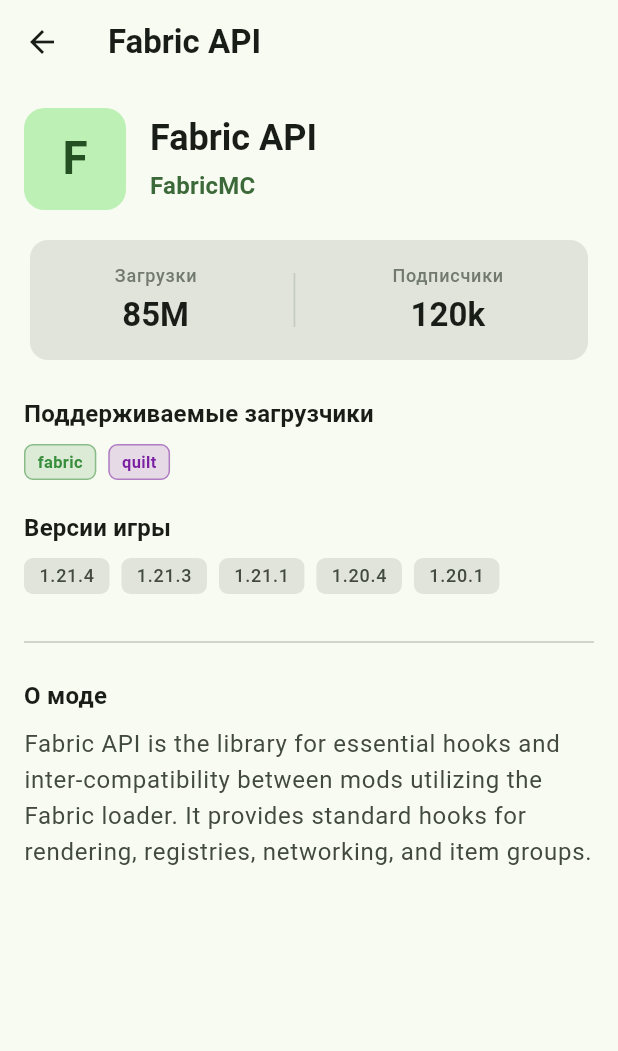
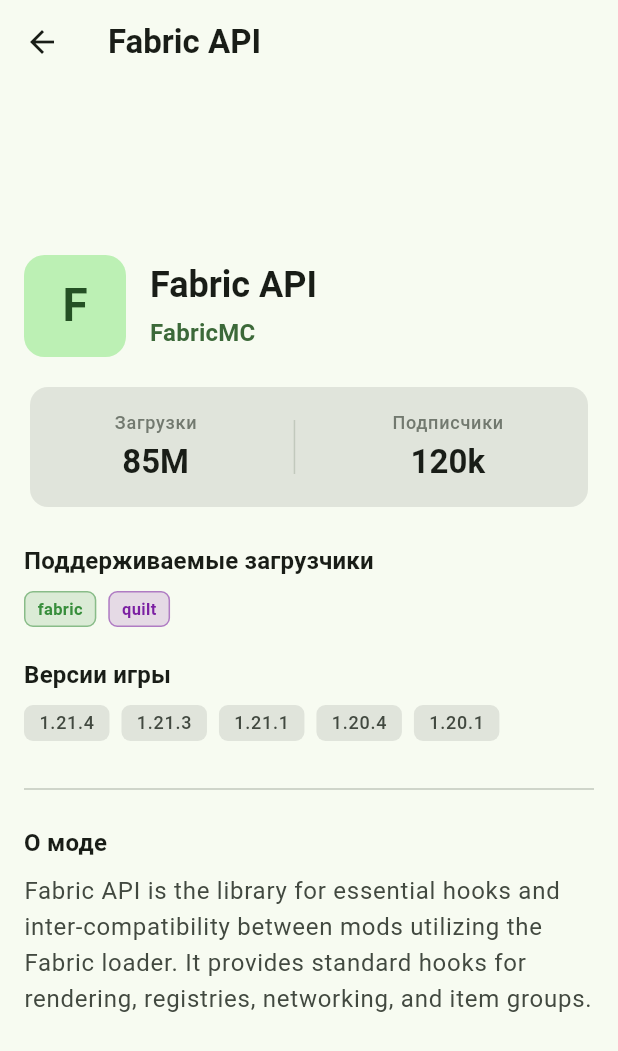
Before and after one commit to dekrill/minecraftModListFlutter, a Flutter app: the screen it shows after launch, after a tap on an icon or button, on a phone screen of 412 x 824 dp. Shown: the top 1051 px of the screen. Run offline on Flutter 3.47's test engine with Material 3 defaults, Android fonts, the phone set to English and light mode, and no system bars; our stand-ins replace flutter_bloc, go_router; generated files the repository leaves out were written again; network calls fail.

Commit message:
feat(view): ограничение ширины вёрстки и обновление шаблона PR

```diff
--- a/lib/features/mod/presentation/view/mod_detail_screen.dart
+++ b/lib/features/mod/presentation/view/mod_detail_screen.dart
@@ -107,7 +107,10 @@
                   ),
                 ),
               ),
-              body: SingleChildScrollView(
+              body: Center(
+                child: ConstrainedBox(
+                  constraints: const BoxConstraints(maxWidth: 840),
+                  child: SingleChildScrollView(
                     padding: const EdgeInsets.all(16),
                     child: Column(
                       crossAxisAlignment: CrossAxisAlignment.start,
@@ -168,7 +171,8 @@
                                     size: 16,
                                   ),
                                   label: Text(dep.name),
-                              onPressed: () => context.push('/mod/${dep.id}'),
+                                  onPressed: () =>
+                                      context.push('/mod/${dep.id}'),
                                 ),
                             ],
                           ),
@@ -187,6 +191,8 @@
                         ),
                         const SizedBox(height: 32),
                       ],
+                    ),
+                  ),
                 ),
               ),
             ),
--- a/lib/features/mod/presentation/view/mod_list_screen.dart
+++ b/lib/features/mod/presentation/view/mod_list_screen.dart
@@ -69,7 +69,10 @@
           const SizedBox(width: 8),
         ],
       ),
-      body: BlocConsumer<ModListCubit, ModListState>(
+      body: Center(
+        child: ConstrainedBox(
+          constraints: const BoxConstraints(maxWidth: 840),
+          child: BlocConsumer<ModListCubit, ModListState>(
             listener: (context, state) {
               if (state is ModListLoaded && _searchController.text != state.searchQuery) {
                 _searchController.text = state.searchQuery;
@@ -147,7 +150,8 @@
                                       Text(
                                         l10n.noModsFoundHint,
                                         textAlign: TextAlign.center,
-                                    style: theme.textTheme.bodyMedium?.copyWith(
+                                        style:
+                                            theme.textTheme.bodyMedium?.copyWith(
                                           color: colorScheme.outline,
                                         ),
                                       ),
@@ -157,7 +161,8 @@
                               )
                             : ListView.separated(
                                 key: const PageStorageKey('mod_list_scroll_key'),
-                            padding: const EdgeInsets.fromLTRB(16, 0, 16, 16),
+                                padding:
+                                    const EdgeInsets.fromLTRB(16, 0, 16, 16),
                                 itemCount: state.filteredMods.length,
                                 separatorBuilder: (context, index) =>
                                     const SizedBox(height: 12),
@@ -175,6 +180,8 @@
               };
             },
           ),
+        ),
+      ),
     );
   }
 }
```
Also changed, not shown: 1 other file. Lines whose indentation alone changed are shown as unchanged.
